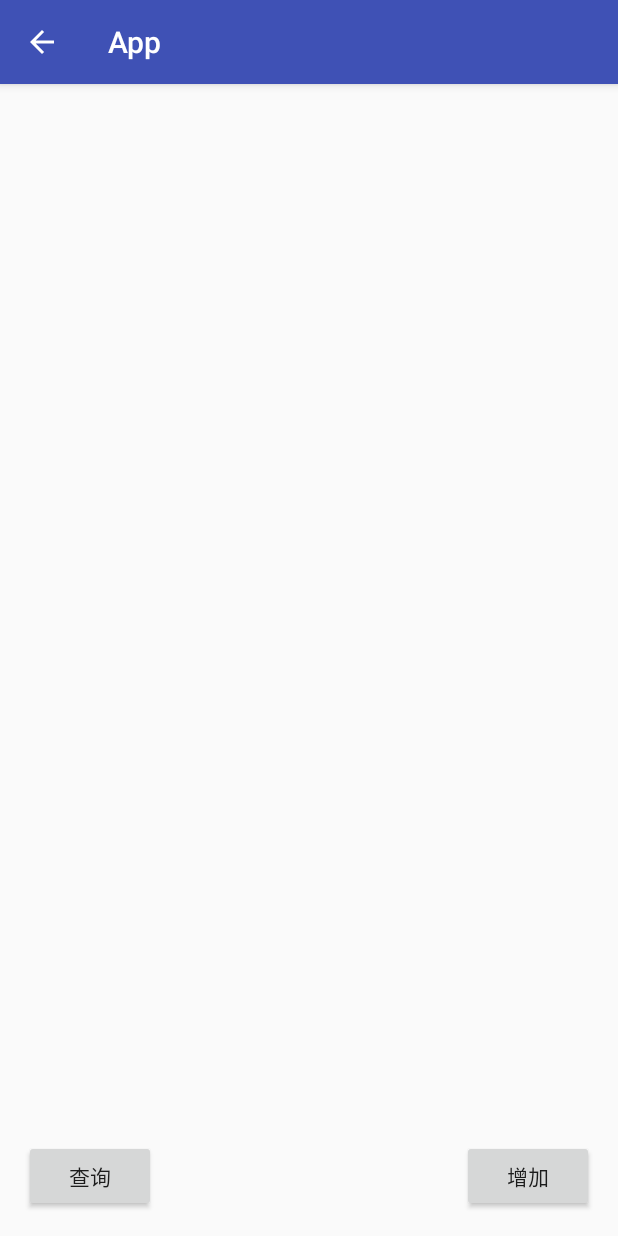
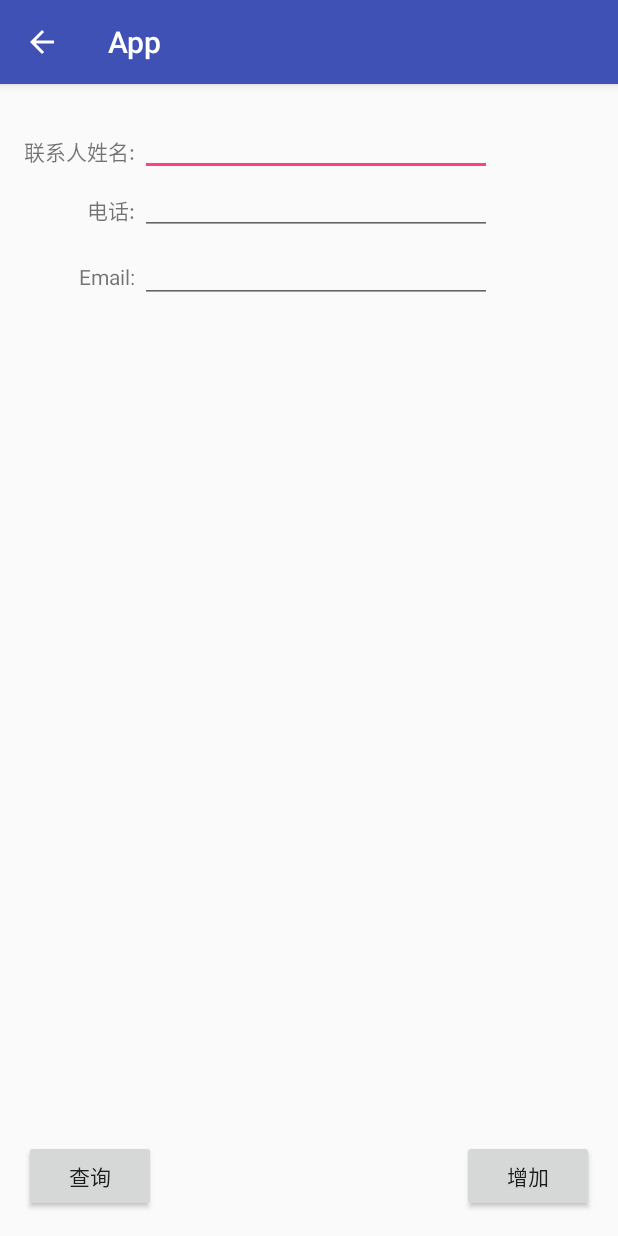
Before and after one commit to itmplog/App, an Android app: the ContactProviderTest screen opened directly, with no data from a screen before it, on a phone screen of 412 x 824 dp. Run offline under Robolectric (Android 15) with nearby library versions, the phone set to English and light mode, and no system bars.

Commit message:
add contact

```diff
--- a/app/src/main/res/layout/activity_contact_provider_test.xml
+++ b/app/src/main/res/layout/activity_contact_provider_test.xml
@@ -9,11 +9,58 @@
     android:paddingTop="@dimen/activity_vertical_margin"
     tools:context="itmp.top.app.contentprovider.ContactProviderTest">
 
+    <TextView
+        android:layout_width="wrap_content"
+        android:layout_height="wrap_content"
+        android:id="@+id/text"
+        android:paddingTop="18dp"
+        android:text="联系人姓名: "/>
+    <EditText
+        android:layout_width="wrap_content"
+        android:layout_height="wrap_content"
+        android:ems="11"
+        android:id="@+id/name"
+        android:layout_toRightOf="@+id/text"
+        />
+    <TextView
+        android:layout_width="wrap_content"
+        android:layout_height="wrap_content"
+        android:id="@+id/text2"
+        android:text="电话: "
+        android:paddingTop="18dp"
+        android:layout_below="@+id/text"
+        android:layout_alignRight="@+id/text"
+        />
+    <EditText
+        android:layout_width="wrap_content"
+        android:layout_height="wrap_content"
+        android:ems="11"
+        android:id="@+id/phone"
+        android:layout_below="@+id/text"
+        android:layout_toRightOf="@+id/text2"
+        />
+    <TextView
+        android:layout_width="wrap_content"
+        android:layout_height="wrap_content"
+        android:id="@+id/text3"
+        android:text="Email: "
+        android:paddingTop="18dp"
+        android:layout_below="@+id/phone"
+        android:layout_alignRight="@+id/text"/>
+    <EditText
+        android:layout_width="wrap_content"
+        android:layout_height="wrap_content"
+        android:ems="11"
+        android:id="@+id/email"
+        android:layout_below="@+id/phone"
+        android:layout_toRightOf="@+id/text3"
+        />
+
     <Button
         android:layout_width="wrap_content"
         android:layout_height="wrap_content"
         android:layout_alignParentBottom="true"
-        android:layout_alignParentStart="true"
+        android:layout_alignParentLeft="true"
         android:id="@+id/query"
         android:text="查询" />
 
@@ -21,7 +68,7 @@
         android:layout_width="wrap_content"
         android:layout_height="wrap_content"
         android:layout_alignParentBottom="true"
-        android:layout_alignParentEnd="true"
+        android:layout_alignParentRight="true"
         android:id="@+id/add"
         android:text="增加" />
 </RelativeLayout>
```
Also changed, not shown: app/src/main/java/itmp/top/app/contentprovider/ContactProviderTest.java (+62 -0 lines).
